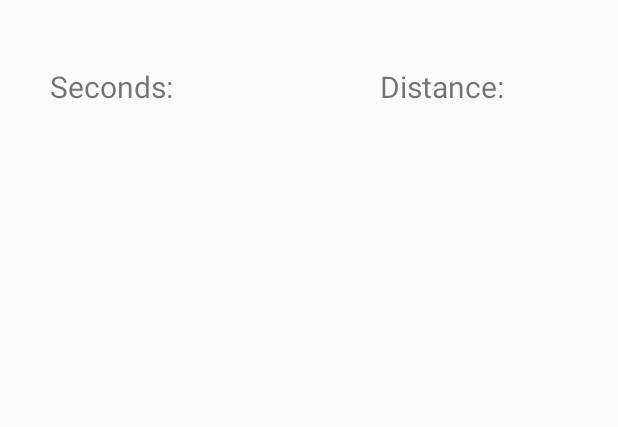
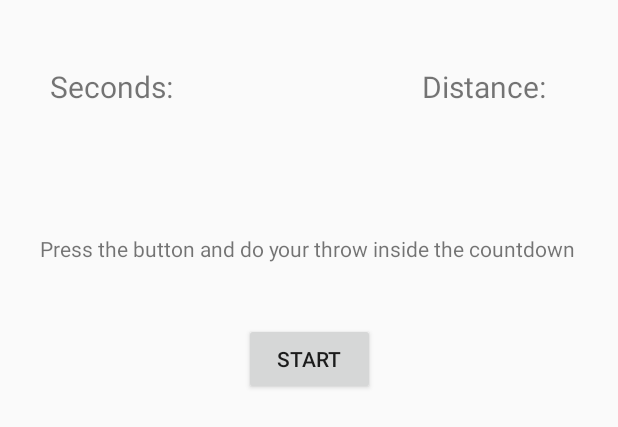
Before and after one commit to VegardSkaansar/virtualball, an Android app: the layout fragment_throw.xml on its own in the app's theme, with its tools: preview values and no code run, on a phone screen of 412 x 824 dp. Shown: the top 427 px of the screen. Run offline under Robolectric (Android 15) with nearby library versions, the phone set to English and light mode, and no system bars.

Commit message:
updating the comments

```diff
--- a/app/src/main/res/layout/fragment_throw.xml
+++ b/app/src/main/res/layout/fragment_throw.xml
@@ -30,7 +30,45 @@
         android:text="Distance: "
         android:textSize="20dp"
         app:layout_constraintEnd_toEndOf="parent"
-        app:layout_constraintHorizontal_bias="0.666"
+        app:layout_constraintHorizontal_bias="0.811"
         app:layout_constraintStart_toEndOf="@+id/txt_seconds"
         app:layout_constraintTop_toTopOf="parent" />
+
+    <TextView
+        android:id="@+id/txt_instruction"
+        android:layout_width="wrap_content"
+        android:layout_height="wrap_content"
+        android:layout_marginStart="8dp"
+        android:layout_marginTop="156dp"
+        android:layout_marginEnd="8dp"
+        android:text="Press the button and do your throw inside the countdown"
+        app:layout_constraintEnd_toEndOf="parent"
+        app:layout_constraintHorizontal_bias="0.483"
+        app:layout_constraintStart_toStartOf="parent"
+        app:layout_constraintTop_toTopOf="parent" />
+
+    <Button
+        android:id="@+id/btn_startThrow"
+        android:layout_width="87dp"
+        android:layout_height="wrap_content"
+        android:layout_marginStart="8dp"
+        android:layout_marginTop="40dp"
+        android:layout_marginEnd="8dp"
+        android:text="start"
+        app:layout_constraintEnd_toEndOf="parent"
+        app:layout_constraintStart_toStartOf="parent"
+        app:layout_constraintTop_toBottomOf="@+id/txt_instruction" />
+
+    <TextView
+        android:id="@+id/txt_countdown"
+        android:layout_width="wrap_content"
+        android:layout_height="wrap_content"
+        android:layout_marginStart="8dp"
+        android:layout_marginTop="12dp"
+        android:layout_marginEnd="8dp"
+        android:textSize="100dp"
+        app:layout_constraintEnd_toEndOf="parent"
+        app:layout_constraintHorizontal_bias="0.498"
+        app:layout_constraintStart_toStartOf="parent"
+        app:layout_constraintTop_toBottomOf="@+id/btn_startThrow" />
 </android.support.constraint.ConstraintLayout>
```
Also changed, not shown: app/src/main/java/e/vegard/virtualball/ThrowFragment.java (+77 -20 lines).
